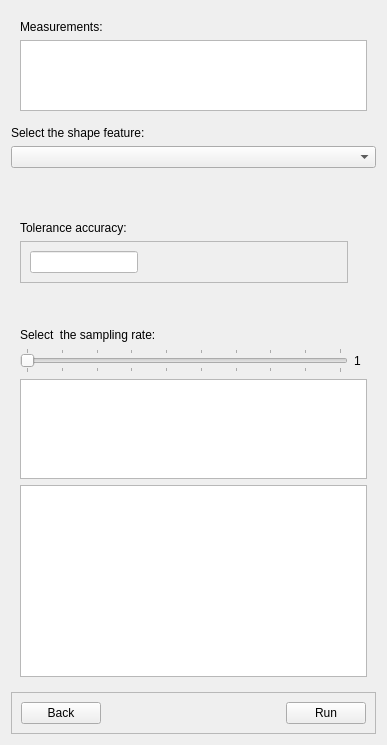
The window that UI/NewMeasure.ui (ny-kristof/Sandbox) describes before a commit, drawn with Qt 5.
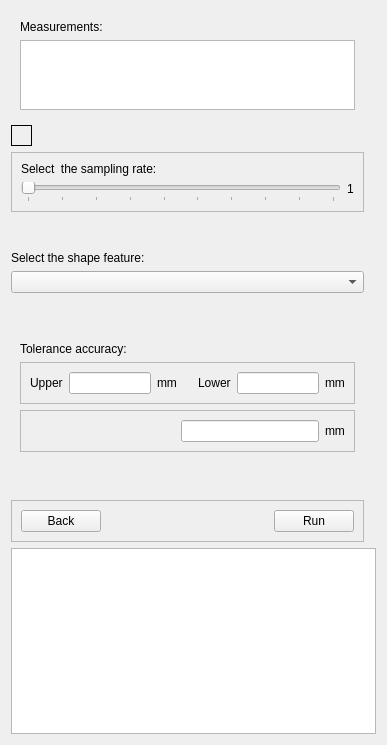
The same window after the commit.

Commit message: update measurement icons, change sensor structure to xml from json, add advance settings to measure

What changed in the file:
```diff
--- a/UI/NewMeasure.ui
+++ b/UI/NewMeasure.ui
@@ -20,199 +20,58 @@
    </sizepolicy>
   </property>
   <layout class="QGridLayout" name="gridLayout">
-   <item row="1" column="0">
-    <widget class="QWidget" name="Measurements" native="true">
-     <property name="enabled">
+   <item row="12" column="0" colspan="3">
+    <widget class="QTextEdit" name="textbox">
+     <property name="readOnly">
       <bool>true</bool>
      </property>
-     <property name="sizePolicy">
-      <sizepolicy hsizetype="Expanding" vsizetype="Expanding">
-       <horstretch>0</horstretch>
-       <verstretch>0</verstretch>
-      </sizepolicy>
-     </property>
-     <property name="minimumSize">
-      <size>
-       <width>0</width>
-       <height>0</height>
-      </size>
-     </property>
-     <property name="maximumSize">
-      <size>
-       <width>16777215</width>
-       <height>110</height>
-      </size>
-     </property>
-     <layout class="QVBoxLayout" name="verticalLayout_2">
-      <item>
-       <widget class="QLabel" name="label">
-        <property name="text">
-         <string>Measurements:</string>
-        </property>
-       </widget>
-      </item>
-      <item>
-       <widget class="QListWidget" name="MeasurementsList">
-        <property name="sizePolicy">
-         <sizepolicy hsizetype="Expanding" vsizetype="Expanding">
-          <horstretch>0</horstretch>
-          <verstretch>0</verstretch>
-         </sizepolicy>
-        </property>
-        <property name="minimumSize">
-         <size>
-          <width>0</width>
-          <height>0</height>
-         </size>
-        </property>
-        <property name="maximumSize">
-         <size>
-          <width>16777215</width>
-          <height>16777215</height>
-         </size>
-        </property>
-       </widget>
-      </item>
-      <item>
-       <spacer name="verticalSpacer_2">
-        <property name="orientation">
-         <enum>Qt::Orientation::Vertical</enum>
-        </property>
-        <property name="sizeHint" stdset="0">
-         <size>
-          <width>20</width>
-          <height>40</height>
-         </size>
-        </property>
-       </spacer>
-      </item>
-     </layout>
-    </widget>
-   </item>
-   <item row="6" column="0">
-    <widget class="QFrame" name="ConrolButtons">
-     <property name="styleSheet">
-      <string notr="true"/>
-     </property>
-     <property name="frameShape">
-      <enum>QFrame::Shape::StyledPanel</enum>
-     </property>
-     <property name="frameShadow">
-      <enum>QFrame::Shadow::Raised</enum>
-     </property>
-     <layout class="QHBoxLayout" name="horizontalLayout">
-      <item>
-       <widget class="QPushButton" name="MeasureCancelBtn">
-        <property name="sizePolicy">
-         <sizepolicy hsizetype="Fixed" vsizetype="Fixed">
-          <horstretch>0</horstretch>
-          <verstretch>0</verstretch>
-         </sizepolicy>
-        </property>
-        <property name="styleSheet">
-         <string notr="true"/>
-        </property>
-        <property name="text">
-         <string>Back</string>
-        </property>
-       </widget>
-      </item>
-      <item>
-       <spacer name="horizontalSpacer_2">
-        <property name="orientation">
-         <enum>Qt::Orientation::Horizontal</enum>
-        </property>
-        <property name="sizeHint" stdset="0">
-         <size>
-          <width>40</width>
-          <height>20</height>
-         </size>
-        </property>
-       </spacer>
-      </item>
-      <item>
-       <widget class="QPushButton" name="MeasureBtn">
-        <property name="sizePolicy">
-         <sizepolicy hsizetype="Fixed" vsizetype="Fixed">
-          <horstretch>0</horstretch>
-          <verstretch>0</verstretch>
-         </sizepolicy>
-        </property>
-        <property name="styleSheet">
-         <string notr="true"/>
-        </property>
-        <property name="text">
-         <string>Run</string>
-        </property>
-       </widget>
-      </item>
-     </layout>
     </widget>
    </item>
    <item row="2" column="0">
+    <widget class="QToolButton" name="MeasurementSettingsBtn">
+     <property name="styleSheet">
+      <string notr="true">QToolButton {
+                            border: 1px solid black;
+                            }</string>
+     </property>
+     <property name="text">
+      <string/>
+     </property>
+     <property name="checkable">
+      <bool>true</bool>
+     </property>
+    </widget>
+   </item>
+   <item row="5" column="0">
     <widget class="QLabel" name="label_2">
      <property name="text">
       <string>Select the shape feature:</string>
      </property>
     </widget>
    </item>
+   <item row="4" column="0">
+    <spacer name="verticalSpacer_2">
+     <property name="orientation">
+      <enum>Qt::Orientation::Vertical</enum>
+     </property>
+     <property name="sizeHint" stdset="0">
+      <size>
+       <width>20</width>
+       <height>40</height>
+      </size>
+     </property>
+    </spacer>
+   </item>
    <item row="3" column="0">
-    <widget class="QComboBox" name="MeasureTypeCombobox">
-     <property name="placeholderText">
-      <string>Select the shape feature...</string>
+    <widget class="QFrame" name="ExtraSettingsFrame">
+     <property name="frameShape">
+      <enum>QFrame::Shape::StyledPanel</enum>
      </property>
-    </widget>
-   </item>
-   <item row="5" column="0">
-    <widget class="QWidget" name="MeasureDetailsWidget" native="true">
-     <layout class="QGridLayout" name="gridLayout_2">
-      <item row="10" column="0" colspan="3">
-       <widget class="QListView" name="SelectedObjects">
-        <property name="sizePolicy">
-         <sizepolicy hsizetype="Expanding" vsizetype="Fixed">
-          <horstretch>0</horstretch>
-          <verstretch>0</verstretch>
-         </sizepolicy>
-        </property>
-        <property name="maximumSize">
-         <size>
-          <width>16777215</width>
-          <height>100</height>
-         </size>
-        </property>
-        <property name="focusPolicy">
-         <enum>Qt::FocusPolicy::StrongFocus</enum>
-        </property>
-       </widget>
-      </item>
-      <item row="3" column="0">
-       <widget class="QLabel" name="label_4">
-        <property name="text">
-         <string>Select  the sampling rate:</string>
-        </property>
-       </widget>
-      </item>
-      <item row="11" column="0" colspan="3">
-       <widget class="QTextEdit" name="textbox">
-        <property name="readOnly">
-         <bool>true</bool>
-        </property>
-       </widget>
-      </item>
-      <item row="2" column="0">
-       <spacer name="verticalSpacer">
-        <property name="orientation">
-         <enum>Qt::Orientation::Vertical</enum>
-        </property>
-        <property name="sizeHint" stdset="0">
-         <size>
-          <width>20</width>
-          <height>40</height>
-         </size>
-        </property>
-       </spacer>
-      </item>
-      <item row="4" column="0">
+     <property name="frameShadow">
+      <enum>QFrame::Shadow::Raised</enum>
+     </property>
+     <layout class="QGridLayout" name="gridLayout_3">
+      <item row="1" column="0" rowspan="2">
        <widget class="QSlider" name="SamplingRate">
         <property name="sizePolicy">
          <sizepolicy hsizetype="Expanding" vsizetype="Preferred">
@@ -242,13 +101,145 @@
          <enum>Qt::Orientation::Horizontal</enum>
         </property>
         <property name="tickPosition">
-         <enum>QSlider::TickPosition::TicksBothSides</enum>
+         <enum>QSlider::TickPosition::TicksBelow</enum>
         </property>
         <property name="tickInterval">
          <number>1</number>
         </property>
        </widget>
       </item>
+      <item row="0" column="0">
+       <widget class="QLabel" name="label_4">
+        <property name="text">
+         <string>Select  the sampling rate:</string>
+        </property>
+       </widget>
+      </item>
+      <item row="1" column="1">
+       <widget class="QLabel" name="SliderLabel">
+        <property name="sizePolicy">
+         <sizepolicy hsizetype="Preferred" vsizetype="Preferred">
+          <horstretch>0</horstretch>
+          <verstretch>0</verstretch>
+         </sizepolicy>
+        </property>
+        <property name="text">
+         <string>1</string>
+        </property>
+       </widget>
+      </item>
+     </layout>
+    </widget>
+   </item>
+   <item row="10" column="0">
+    <widget class="QFrame" name="ConrolButtons">
+     <property name="styleSheet">
+      <string notr="true"/>
+     </property>
+     <property name="frameShape">
+      <enum>QFrame::Shape::StyledPanel</enum>
+     </property>
+     <property name="frameShadow">
+      <enum>QFrame::Shadow::Raised</enum>
+     </property>
+     <layout class="QHBoxLayout" name="horizontalLayout">
+      <item>
+       <widget class="QPushButton" name="MeasureCancelBtn">
+        <property name="sizePolicy">
+         <sizepolicy hsizetype="Fixed" vsizetype="Fixed">
+          <horstretch>0</horstretch>
+          <verstretch>0</verstretch>
+         </sizepolicy>
+        </property>
+        <property name="styleSheet">
+         <string notr="true"/>
+        </property>
+        <property name="text">
+         <string>Back</string>
+        </property>
+       </widget>
+      </item>
+      <item>
+       <spacer name="horizontalSpacer_2">
+        <property name="orientation">
+         <enum>Qt::Orientation::Horizontal</enum>
+        </property>
+        <property name="sizeHint" stdset="0">
+         <size>
+          <width>40</width>
+          <height>20</height>
+         </size>
+        </property>
+       </spacer>
+      </item>
+      <item>
+       <widget class="QPushButton" name="MeasureBtn">
+        <property name="sizePolicy">
+         <sizepolicy hsizetype="Fixed" vsizetype="Fixed">
+          <horstretch>0</horstretch>
+          <verstretch>0</verstretch>
+         </sizepolicy>
+        </property>
+        <property name="styleSheet">
+         <string notr="true"/>
+        </property>
+        <property name="text">
+         <string>Run</string>
+        </property>
+       </widget>
+      </item>
+     </layout>
+    </widget>
+   </item>
+   <item row="8" column="0">
+    <widget class="QWidget" name="MeasureDetailsWidget" native="true">
+     <layout class="QGridLayout" name="gridLayout_2">
+      <item row="2" column="0">
+       <widget class="QFrame" name="SignalEditContainer">
+        <property name="frameShape">
+         <enum>QFrame::Shape::StyledPanel</enum>
+        </property>
+        <property name="frameShadow">
+         <enum>QFrame::Shadow::Raised</enum>
+        </property>
+        <layout class="QHBoxLayout" name="horizontalLayout_3">
+         <item>
+          <spacer name="horizontalSpacer_3">
+           <property name="orientation">
+            <enum>Qt::Orientation::Horizontal</enum>
+           </property>
+           <property name="sizeHint" stdset="0">
+            <size>
+             <width>40</width>
+             <height>20</height>
+            </size>
+           </property>
+          </spacer>
+         </item>
+         <item>
+          <widget class="QLabel" name="PlusLessLabel">
+           <property name="text">
+            <string/>
+           </property>
+          </widget>
+         </item>
+         <item>
+          <widget class="QLineEdit" name="unitLineEdit">
+           <property name="alignment">
+            <set>Qt::AlignmentFlag::AlignRight|Qt::AlignmentFlag::AlignTrailing|Qt::AlignmentFlag::AlignVCenter</set>
+           </property>
+          </widget>
+         </item>
+         <item>
+          <widget class="QLabel" name="label_7">
+           <property name="text">
+            <string>mm</string>
+           </property>
+          </widget>
+         </item>
+        </layout>
+       </widget>
+      </item>
       <item row="1" column="0">
        <widget class="QFrame" name="frame_2">
         <property name="styleSheet">
@@ -262,7 +253,47 @@
         </property>
         <layout class="QHBoxLayout" name="horizontalLayout_2">
          <item>
-          <widget class="QLineEdit" name="unitLineEdit">
+          <widget class="QLabel" name="label_5">
+           <property name="text">
+            <string>Upper</string>
+           </property>
+          </widget>
+         </item>
+         <item>
+          <widget class="QLineEdit" name="lineEdit"/>
+         </item>
+         <item>
+          <widget class="QLabel" name="UpperUnitLabel">
+           <property name="enabled">
+            <bool>true</bool>
+           </property>
+           <property name="text">
+            <string>mm</string>
+           </property>
+          </widget>
+         </item>
+         <item>
+          <spacer name="horizontalSpacer">
+           <property name="orientation">
+            <enum>Qt::Orientation::Horizontal</enum>
+           </property>
+           <property name="sizeHint" stdset="0">
+            <size>
+             <width>40</width>
+             <height>20</height>
+            </size>
+           </property>
+          </spacer>
+         </item>
+         <item>
+          <widget class="QLabel" name="label_6">
+           <property name="text">
+            <string>Lower</string>
+           </property>
+          </widget>
+         </item>
+         <item>
+          <widget class="QLineEdit" name="unitLineEdit_2">
            <property name="sizePolicy">
             <sizepolicy hsizetype="Preferred" vsizetype="Preferred">
              <horstretch>0</horstretch>
@@ -273,7 +304,7 @@
             <enum>Qt::LayoutDirection::LeftToRight</enum>
            </property>
            <property name="styleSheet">
-            <string notr="true">background: #fff;</string>
+            <string notr="true"/>
            </property>
            <property name="text">
             <string/>
@@ -289,23 +320,10 @@
          <item>
           <widget class="QLabel" name="unitLabel">
            <property name="text">
-            <string/>
+            <string>mm</string>
            </property>
           </widget>
          </item>
-         <item>
-          <spacer name="horizontalSpacer">
-           <property name="orientation">
-            <enum>Qt::Orientation::Horizontal</enum>
-           </property>
-           <property name="sizeHint" stdset="0">
-            <size>
-             <width>40</width>
-             <height>20</height>
-            </size>
-           </property>
-          </spacer>
-         </item>
         </layout>
        </widget>
       </item>
@@ -319,23 +337,10 @@
         </property>
        </widget>
       </item>
-      <item row="4" column="1">
-       <widget class="QLabel" name="SliderLabel">
-        <property name="sizePolicy">
-         <sizepolicy hsizetype="Preferred" vsizetype="Preferred">
-          <horstretch>0</horstretch>
-          <verstretch>0</verstretch>
-         </sizepolicy>
-        </property>
-        <property name="text">
-         <string>1</string>
-        </property>
-       </widget>
-      </item>
      </layout>
     </widget>
    </item>
-   <item row="4" column="0">
+   <item row="7" column="0">
     <spacer name="verticalSpacer_3">
      <property name="orientation">
       <enum>Qt::Orientation::Vertical</enum>
@@ -348,6 +353,82 @@
      </property>
     </spacer>
    </item>
+   <item row="6" column="0">
+    <widget class="QComboBox" name="MeasureTypeCombobox">
+     <property name="placeholderText">
+      <string>Select the shape feature...</string>
+     </property>
+    </widget>
+   </item>
+   <item row="1" column="0">
+    <widget class="QWidget" name="Measurements" native="true">
+     <property name="enabled">
+      <bool>true</bool>
+     </property>
+     <property name="sizePolicy">
+      <sizepolicy hsizetype="Expanding" vsizetype="Expanding">
+       <horstretch>0</horstretch>
+       <verstretch>0</verstretch>
+      </sizepolicy>
+     </property>
+     <property name="minimumSize">
+      <size>
+       <width>0</width>
+       <height>0</height>
+      </size>
+     </property>
+     <property name="maximumSize">
+      <size>
+       <width>16777215</width>
+       <height>110</height>
+      </size>
+     </property>
+     <layout class="QVBoxLayout" name="verticalLayout_2">
+      <item>
+       <widget class="QLabel" name="label">
+        <property name="text">
+         <string>Measurements:</string>
+        </property>
+       </widget>
+      </item>
+      <item>
+       <widget class="QListWidget" name="MeasurementsList">
+        <property name="sizePolicy">
+         <sizepolicy hsizetype="Expanding" vsizetype="Expanding">
+          <horstretch>0</horstretch>
+          <verstretch>0</verstretch>
+         </sizepolicy>
+        </property>
+        <property name="minimumSize">
+         <size>
+          <width>0</width>
+          <height>0</height>
+         </size>
+        </property>
+        <property name="maximumSize">
+         <size>
+          <width>16777215</width>
+          <height>16777215</height>
+         </size>
+        </property>
+       </widget>
+      </item>
+     </layout>
+    </widget>
+   </item>
+   <item row="9" column="0">
+    <spacer name="verticalSpacer">
+     <property name="orientation">
+      <enum>Qt::Orientation::Vertical</enum>
+     </property>
+     <property name="sizeHint" stdset="0">
+      <size>
+       <width>20</width>
+       <height>40</height>
+      </size>
+     </property>
+    </spacer>
+   </item>
   </layout>
  </widget>
  <resources/>
```
Left out of the diff: 7 changed lines with no effect on the pictures. The commit also changes 31 other files.
